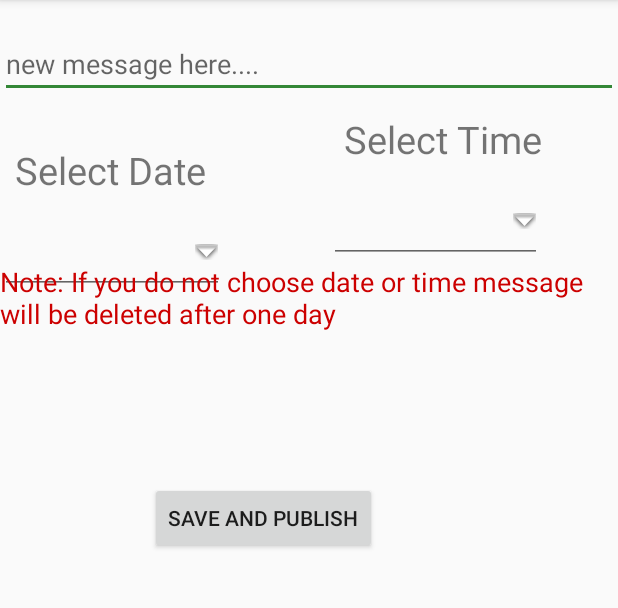
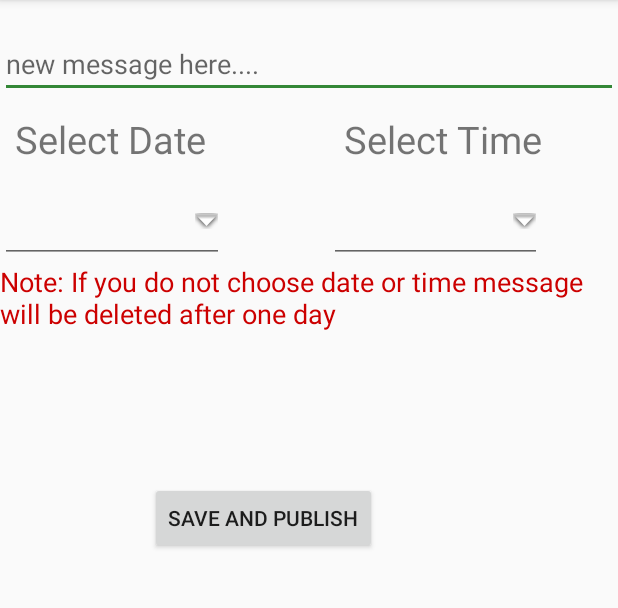
Before and after one commit to AliSafian/AndroidProjects, an Android app: the NewUpdateMessage screen opened directly, with no data from a screen before it, after a tap on "SAVE AND PUBLISH", on a phone screen of 412 x 824 dp, the part 84-692 px from its top. Run offline under Robolectric (Android 15) with nearby library versions, the phone set to English and light mode, and no system bars; our stand-ins replace Volley; network calls fail.

Commit message:
Update message is doing
Shahid

```diff
--- a/app/src/main/java/com/facefive/meetbook/NewUpdateMessage.java
+++ b/app/src/main/java/com/facefive/meetbook/NewUpdateMessage.java
@@ -22,6 +22,7 @@
 import com.android.volley.toolbox.StringRequest;
 import com.android.volley.toolbox.Volley;
 import com.facefive.meetbook.TimetableSession.TimetableSession;
+import com.facefive.meetbook.UserHandling.UserSessionManager;
 
 import org.json.JSONArray;
 import org.json.JSONException;
@@ -35,7 +36,7 @@
 
 public class NewUpdateMessage extends AppCompatActivity {
 
-    EditText datetext,timetext;
+    EditText datetext,timetext,updatemessage;
     Button saveandupdate;
 
     @Override
@@ -45,6 +46,7 @@
         datetext = findViewById(R.id.update_message_seldate);
         timetext = findViewById(R.id.update_message_seltime);
         saveandupdate = findViewById(R.id.btn_updatemsgpublish);
+        updatemessage=findViewById(R.id.et_newupdatemessage);
         timetext.setOnClickListener(new View.OnClickListener() {
             @Override
             public void onClick(View v) {
@@ -97,11 +99,12 @@
         saveandupdate.setOnClickListener(new View.OnClickListener() {
             @Override
             public void onClick(View v) {
-
+                UserSessionManager manager=new UserSessionManager(getApplicationContext());
+                saveNewUpdateMessage(manager.getUserID());
             }
         });
-        saveNewUpdateMessage(18);
     }
+
 
     public  void saveNewUpdateMessage( final int UserID){
 
@@ -117,9 +120,8 @@
                     JSONObject jsonObject=new JSONObject(response);
                     if(! jsonObject.getBoolean("error"))
                     {
-                        JSONArray array=jsonObject.getJSONArray("messages");
-                        //Toast.makeText(getApplicationContext()," successfull"+ array.get(2),Toast.LENGTH_SHORT).show();
-
+                        //JSONObject array=jsonObject.getJSONObject("response");
+                        Toast.makeText(getApplicationContext(),jsonObject.toString(),Toast.LENGTH_SHORT).show();
 
                     }
                     else
@@ -141,25 +143,27 @@
         }){
             @Override
             protected Map<String, String> getParams() throws AuthFailureError {
-                final Calendar c = Calendar.getInstance();
+
+     final Calendar c = Calendar.getInstance();
                 int mYear = c.get(Calendar.YEAR);
                 int mMonth = c.get(Calendar.MONTH);
                 int mDay = c.get(Calendar.DAY_OF_MONTH);
                String endtime=datetext.getText().toString()+" "+timetext.getText().toString()+":00";
-               String starttime=mYear + "-" + (mMonth + 1) + "-" + mDay+ " "+c.get(Calendar.HOUR)+c.get(Calendar.MINUTE)+":00";
-
+               String starttime=mYear + "-" + (mMonth + 1) + "-" + mDay+ " "+c.get(Calendar.HOUR_OF_DAY)+":"+c.get(Calendar.MINUTE)+":00";
+               // JSONArray array=new JSONArray();
                 JSONObject object=new JSONObject();
                 try {
                     object.put("UserID",UserID);
                     object.put("endtime",endtime);
                     object.put("starttime",starttime);
+                    object.put("message",updatemessage.getText().toString());
                 } catch (JSONException e) {
                     e.printStackTrace();
                 }
 
                 Map<String, String> params = new HashMap<String, String>();
-                // Toast.makeText(getApplicationContext(),jarray.toString(),Toast.LENGTH_SHORT).show();
-                params.put("params",""+object.toString());
+                params.put("params",""+object);
+
                 return  params;
             }
         };
--- a/app/src/main/res/layout/activity_new_update_message.xml
+++ b/app/src/main/res/layout/activity_new_update_message.xml
@@ -26,8 +26,7 @@
         android:layout_height="wrap_content"
         android:layout_alignParentStart="true"
 
-        android:layout_alignParentTop="true"
-        android:layout_marginTop="86dp"
+        android:layout_below="@+id/et_newupdatemessage"
         android:orientation="vertical">
 
         <TextView
```
Also changed, not shown: app/src/main/java/com/facefive/meetbook/ProfileActivity.java (+5 -5 lines), app/src/main/java/com/facefive/meetbook/UpdateMessage.java (+13 -1 lines), app/src/main/res/layout/activity_profile.xml (+1 -8 lines).
